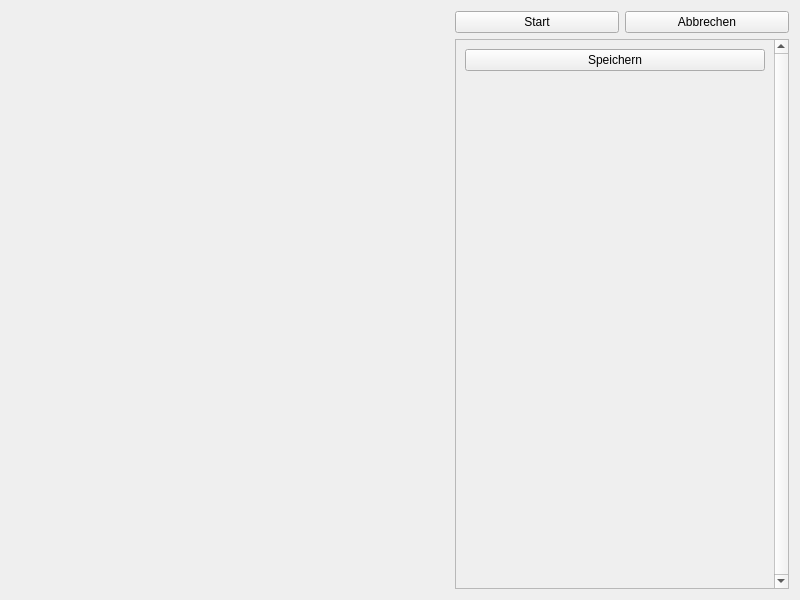
kalanzun/red_lenlab, file lenlab/gui/frequencyform.ui: the form before one commit.
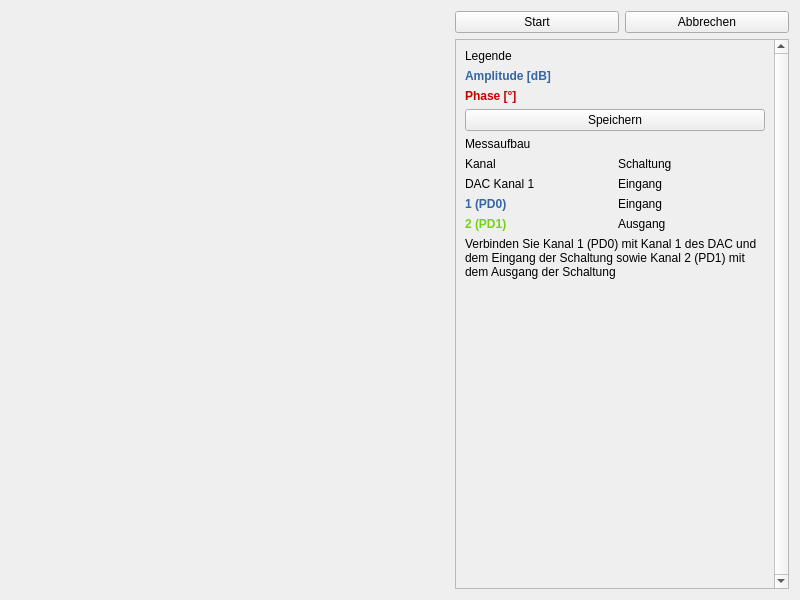
The form after the commit. Custom widgets are drawn as their Qt base class.

Commit message: Frequency sweep legend

```diff
--- a/lenlab/gui/frequencyform.ui
+++ b/lenlab/gui/frequencyform.ui
@@ -73,10 +73,49 @@
           <x>0</x>
           <y>0</y>
           <width>318</width>
-          <height>534</height>
+          <height>548</height>
          </rect>
         </property>
+        <property name="styleSheet">
+         <string notr="true">#ch1Label {
+	color: #3465a4;
+	font-weight: bold;
+}
+#ch2Label {
+	color: #73d216;
+	font-weight: bold;
+}
+#amplitudeLabel {
+	color: #3465a4;
+	font-weight: bold;
+}
+#phaseLabel {
+	color: #cc0000;
+	font-weight: bold;
+}</string>
+        </property>
         <layout class="QVBoxLayout" name="verticalLayout">
+         <item>
+          <widget class="QLabel" name="label">
+           <property name="text">
+            <string>Legende</string>
+           </property>
+          </widget>
+         </item>
+         <item>
+          <widget class="QLabel" name="amplitudeLabel">
+           <property name="text">
+            <string>Amplitude [dB]</string>
+           </property>
+          </widget>
+         </item>
+         <item>
+          <widget class="QLabel" name="phaseLabel">
+           <property name="text">
+            <string>Phase [°]</string>
+           </property>
+          </widget>
+         </item>
          <item>
           <widget class="QPushButton" name="saveButton">
            <property name="minimumSize">
@@ -90,6 +129,83 @@
            </property>
           </widget>
          </item>
+         <item>
+          <widget class="QLabel" name="label_2">
+           <property name="text">
+            <string>Messaufbau</string>
+           </property>
+          </widget>
+         </item>
+         <item>
+          <layout class="QGridLayout" name="gridLayout">
+           <item row="2" column="1">
+            <widget class="QLabel" name="label_5">
+             <property name="text">
+              <string>Eingang</string>
+             </property>
+            </widget>
+           </item>
+           <item row="2" column="0">
+            <widget class="QLabel" name="ch1Label">
+             <property name="text">
+              <string>1 (PD0)</string>
+             </property>
+            </widget>
+           </item>
+           <item row="3" column="0">
+            <widget class="QLabel" name="ch2Label">
+             <property name="text">
+              <string>2 (PD1)</string>
+             </property>
+            </widget>
+           </item>
+           <item row="0" column="1">
+            <widget class="QLabel" name="label_9">
+             <property name="text">
+              <string>Schaltung</string>
+             </property>
+            </widget>
+           </item>
+           <item row="3" column="1">
+            <widget class="QLabel" name="label_4">
+             <property name="text">
+              <string>Ausgang</string>
+             </property>
+            </widget>
+           </item>
+           <item row="1" column="0">
+            <widget class="QLabel" name="label_6">
+             <property name="text">
+              <string>DAC Kanal 1</string>
+             </property>
+            </widget>
+           </item>
+           <item row="1" column="1">
+            <widget class="QLabel" name="label_7">
+             <property name="text">
+              <string>Eingang</string>
+             </property>
+            </widget>
+           </item>
+           <item row="0" column="0">
+            <widget class="QLabel" name="label_8">
+             <property name="text">
+              <string>Kanal</string>
+             </property>
+            </widget>
+           </item>
+          </layout>
+         </item>
+         <item>
+          <widget class="QLabel" name="label_3">
+           <property name="text">
+            <string>Verbinden Sie Kanal 1 (PD0) mit Kanal 1 des DAC und dem Eingang der Schaltung sowie Kanal 2 (PD1) mit dem Ausgang der Schaltung</string>
+           </property>
+           <property name="wordWrap">
+            <bool>true</bool>
+           </property>
+          </widget>
+         </item>
          <item>
           <spacer name="verticalSpacer">
            <property name="orientation">
```
